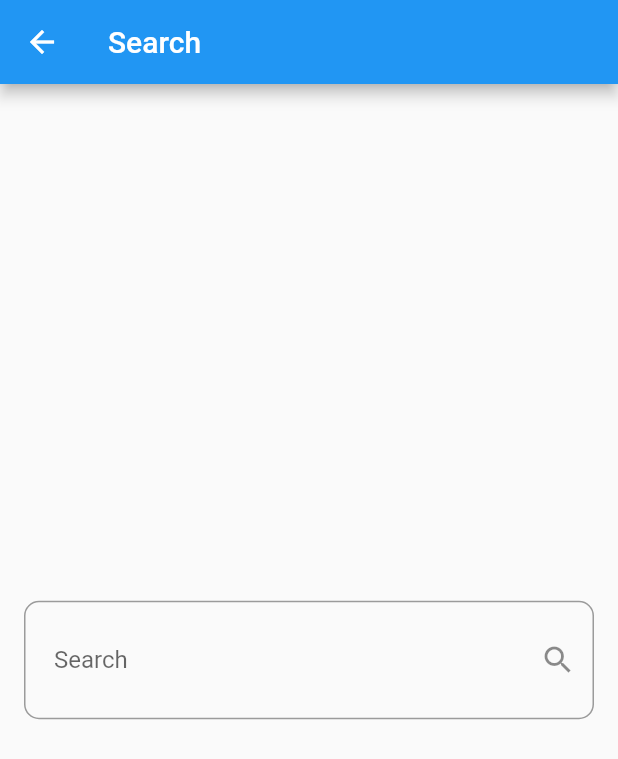
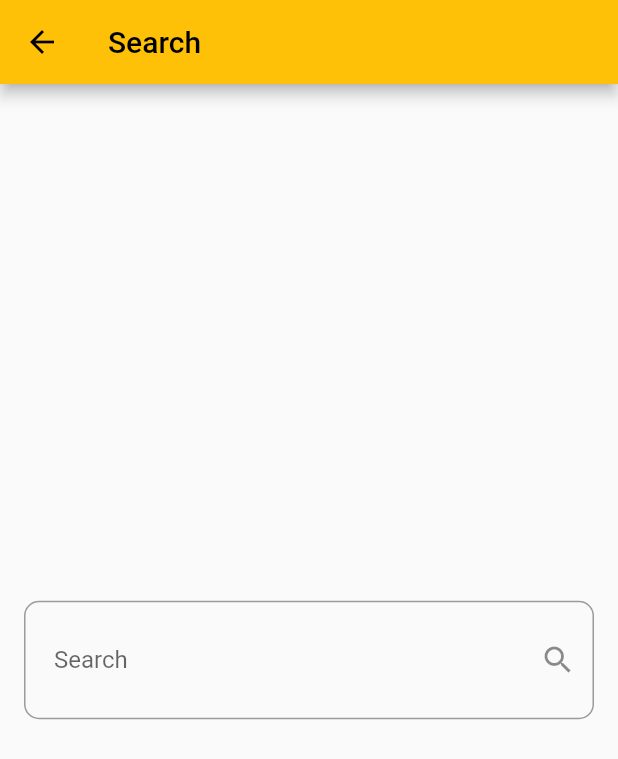
Before and after one commit to AndrewSafwat90/gitweather2, a Flutter app: the screen it shows after launch, after a tap on the "search" icon, on a phone screen of 412 x 824 dp. Shown: the top 759 px of the screen. Run offline on Flutter 3.47's test engine with Material 3 defaults, Android fonts, the phone set to English and light mode, and no system bars; our stand-ins replace dio, flutter_bloc.

Commit message:
to vid 47

```diff
--- a/lib/main.dart
+++ b/lib/main.dart
@@ -17,7 +17,7 @@ class GitWeather2 extends StatelessWidget {
       create: (context) => GetWeatherCubit(),
       child: MaterialApp(
         debugShowCheckedModeBanner: false,
-        theme: ThemeData(useMaterial3: false),
+        theme: ThemeData(useMaterial3: false, primarySwatch: Colors.amber),
         home: HomeView(),
       ),
     );
```
